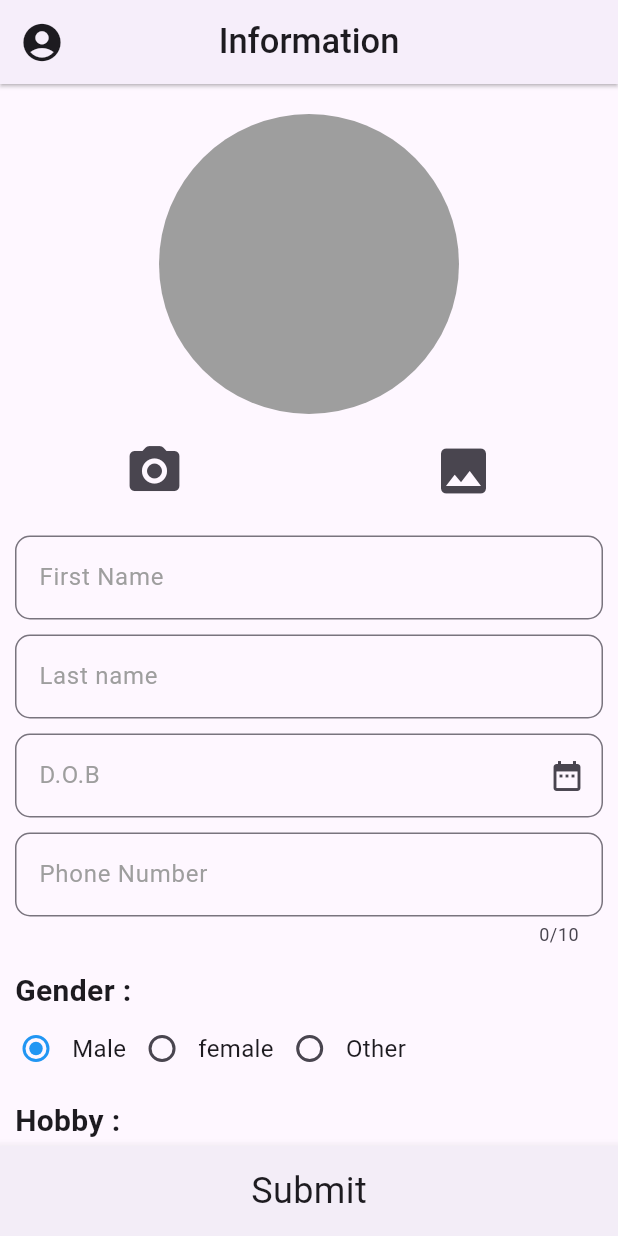
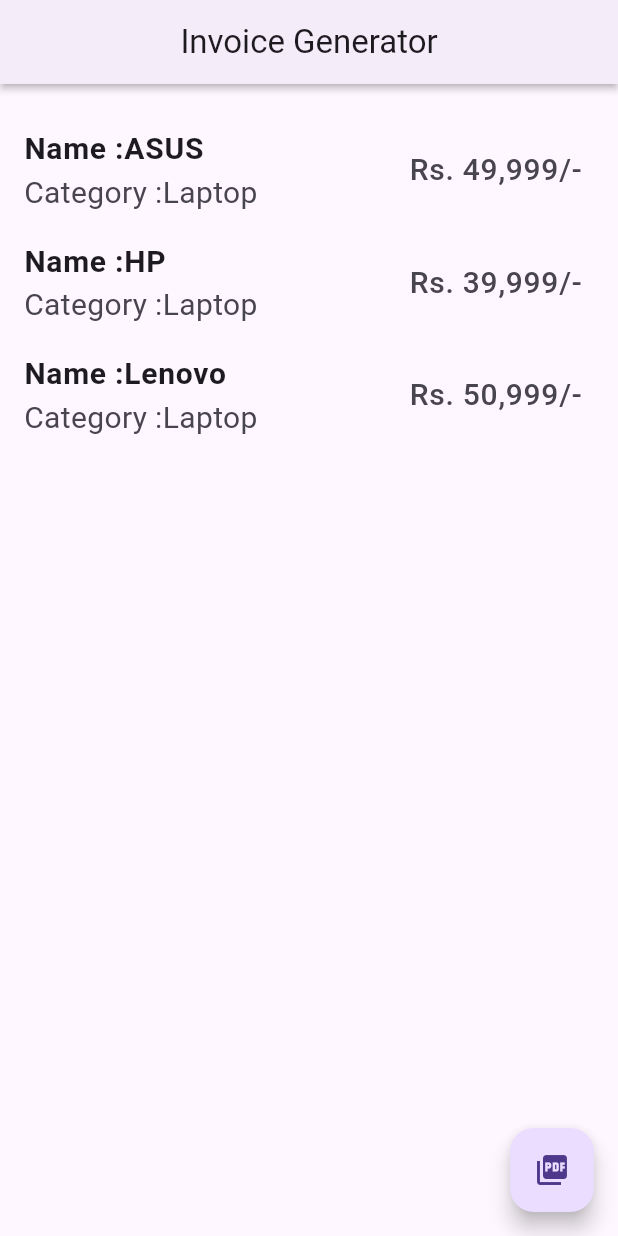
Before and after one commit to sanjuafre123/resume_app_daily_task, a Flutter app: the screen it shows after launch, on a phone screen of 412 x 824 dp. Run offline on Flutter 3.47's test engine with Material 3 defaults, Android fonts, the phone set to English and light mode, and no system bars; our stand-ins replace image_picker, pdf, printing.

Commit message:
21/05/2024

```diff
--- a/lib/Utils/globallist.dart
+++ b/lib/Utils/globallist.dart
@@ -58,3 +58,18 @@
 List<TextEditingController> text = [
   txtController,
 ];
+
+List<InvoiceModel> invoiceList = [
+  InvoiceModel(name: 'ASUS',price: '49,999/-',category: 'Laptop'),
+  InvoiceModel(name: 'HP',price: '39,999/-',category: 'Laptop'),
+  InvoiceModel(name: 'Lenovo',price: '50,999/-',category: 'Laptop'),
+];
+
+class InvoiceModel
+{
+  String? name;
+  String? price;
+  String? category;
+
+  InvoiceModel({this.name, this.price,this.category});
+}
--- a/lib/Utils/routes.dart
+++ b/lib/Utils/routes.dart
@@ -1,6 +1,3 @@
-
-
-
 import 'package:flutter/material.dart';
 import '../home/Components/Screen/G-mail/G-mail.dart';
 import '../home/Components/Screen/Generate_Dynamic_Text_Field/dynamic_text.dart';
@@ -10,6 +7,8 @@
 import '../home/Components/Screen/Home/Homescreen.dart';
 import '../home/Components/Screen/ID_Cards_Registration_Form/CardDetailsScreen.dart';
 import '../home/Components/Screen/ID_Cards_Registration_Form/Cardscreen.dart';
+import '../home/Components/Screen/Invoice/invoice.dart';
+import '../home/Components/Screen/Invoice/pdf.dart';
 import '../home/Components/Screen/Login/logindetailscreen.dart';
 import '../home/Components/Screen/Login/loginscreen.dart';
 import '../home/Components/Screen/SnackBar & TextFormField/snaker.dart';
@@ -27,9 +26,11 @@
     // '/Succese' : (context) => const LoginSuccese(),
     // '/snaker' : (context) => const snakerpage(),
     // '/imgpicker' : (context) => const imgpicker(),
-    '/' : (context) => const CardScreen(),
-    '/CardDetail' : (context) => const CardDetailScreen(),
+    // '/' : (context) => const CardScreen(),
+    // '/CardDetail' : (context) => const CardDetailScreen(),
     // '/' : (context)  => const TextFieldScreen(),
+    '/' : (context)  => const InvoiceScreen(),
+    '/pdf' : (context)  => const PdfScreen(),
 
   };
 }
--- /dev/null
+++ b/lib/home/Components/Screen/Invoice/invoice.dart
@@ -0,0 +1,96 @@
+import 'dart:typed_data';
+
+import 'package:flutter/material.dart';
+import 'package:resume_app_daily_task/Utils/globallist.dart';
+import 'package:pdf/pdf.dart';
+import 'package:pdf/widgets.dart' as pw;
+import 'package:printing/printing.dart';
+
+class InvoiceScreen extends StatefulWidget {
+  const InvoiceScreen({super.key});
+
+  @override
+  State<InvoiceScreen> createState() => _InvoiceScreenState();
+}
+
+class _InvoiceScreenState extends State<InvoiceScreen> {
+  @override
+  Widget build(BuildContext context) {
+    return SafeArea(
+      child: Scaffold(
+        floatingActionButton: FloatingActionButton(
+          onPressed: () {
+            Navigator.of(context).pushNamed('/pdf');
+          },
+          child: const Icon(Icons.picture_as_pdf),
+        ),
+        appBar: AppBar(
+          centerTitle: true,
+          elevation: 2,
+          shadowColor: Colors.black,
+          title: const Text(
+            'Invoice Generator',
+          ),
+        ),
+        body: Column(
+          children: [
+            const SizedBox(
+              height: 20,
+            ),
+            ...List.generate(
+              invoiceList.length,
+              (index) => ListTile(
+                title: Text(
+                  'Name :${invoiceList[index].name}',
+                  style: const TextStyle(
+                    fontSize: 20,
+                    fontWeight: FontWeight.w700,
+                  ),
+                ),
+                subtitle: Text(
+                  'Category :${invoiceList[index].category}',
+                  style: const TextStyle(
+                    fontSize: 20,
+                    fontWeight: FontWeight.w400,
+                  ),
+                ),
+                trailing: Text(
+                  'Rs. ${invoiceList[index].price}',
+                  style: const TextStyle(
+                    fontSize: 20,
+                    fontWeight: FontWeight.w500,
+                  ),
+                ),
+              ),
+            ),
+          ],
+        ),
+      ),
+    );
+  }
+}
+
+Future<Uint8List> generatePdf() {
+  final pdf = pw.Document();
+  pdf.addPage(
+    pw.Page(
+      pageFormat: PdfPageFormat.a4,
+      build: (pw.Context context) {
+        return pw.Column(
+          children: [
+            ...List.generate(
+              invoiceList.length,
+              (index) => pw.Text(
+                '\n${invoiceList[index].name},${invoiceList[index].price},\n${invoiceList[index].category}',
+                style: pw.TextStyle(
+                  fontSize: 35,
+                ),
+              ),
+            ),
+          ],
+        );
+      },
+    ),
+  );
+  return pdf.save();
+}
--- a/pubspec.yaml
+++ b/pubspec.yaml
@@ -36,6 +36,8 @@
   # Use with the CupertinoIcons class for iOS style icons.
   cupertino_icons: ^1.0.6
   image_picker: ^1.1.1
+  pdf: ^3.10.8
+  printing: ^5.12.0
 
 dev_dependencies:
   flutter_test:
```
Also changed, not shown: lib/home/Components/Screen/Invoice/pdf.dart (added, +27 -0 lines), pubspec.lock, 5 other files.
